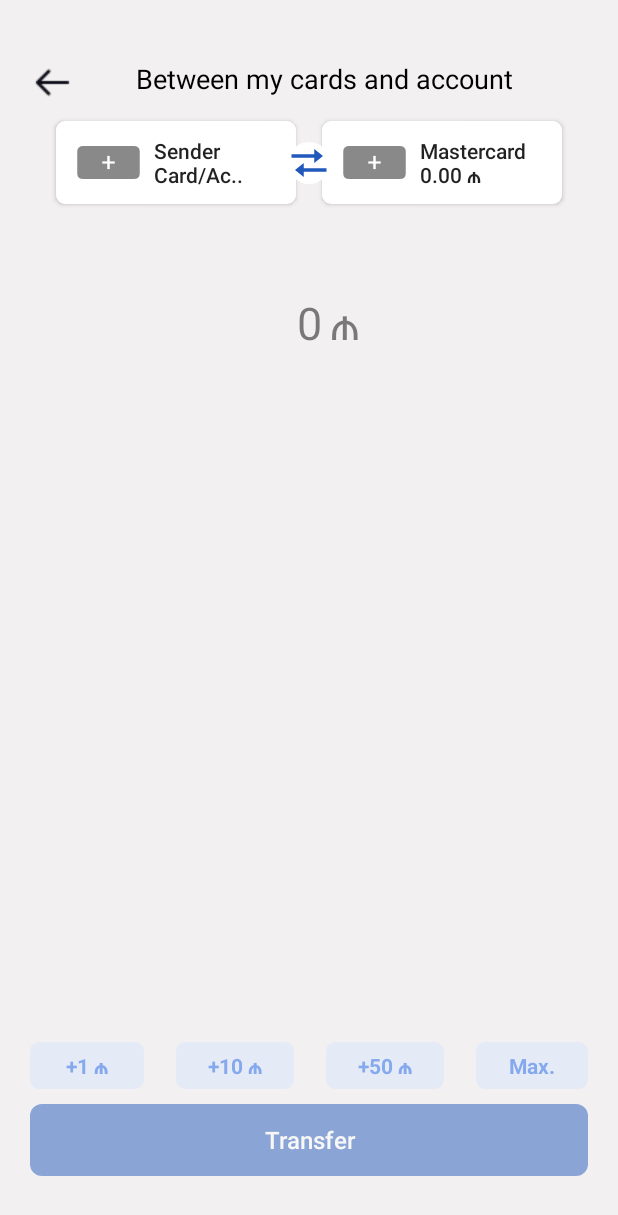
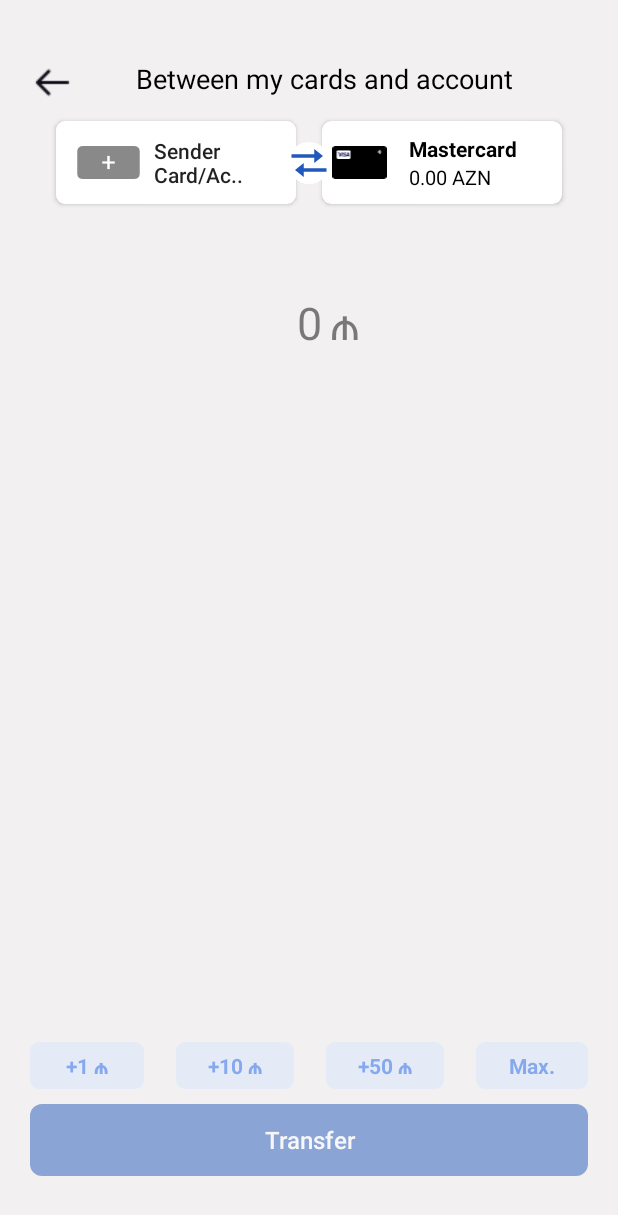
Before and after one commit to nihatmahammadli/Abb_Mobile, an Android app: the TopUp screen opened through its navigation route, on a phone screen of 412 x 824 dp. Shown: the top 1215 px of the screen. Run offline under Robolectric (Android 15) with nearby library versions, the phone set to English and light mode, and no system bars; our stand-ins replace Dagger/Hilt's generated code, Firebase (no records; nobody signed in at launch, a user with empty details on screens opened directly); Roboto replaces fonts that are not available here.

Commit message:
added files

```diff
--- a/app/src/main/java/com/nihatmahammadli/abbmobile/presentation/screens/CardOrderLoading.kt
+++ b/app/src/main/java/com/nihatmahammadli/abbmobile/presentation/screens/CardOrderLoading.kt
@@ -41,6 +41,7 @@ class CardOrderLoading : Fragment() {
         viewModel.cards.observe(viewLifecycleOwner) { cards ->
 //            if (cards.isNotEmpty()) {
 //                showToast("${cards.size} kart mövcuddur")
+            "Salamlar"
 //            }
         }
         viewModel.isLoading.observe(viewLifecycleOwner) { isLoading ->
--- a/app/src/main/java/com/nihatmahammadli/abbmobile/presentation/screens/TopUp.kt
+++ b/app/src/main/java/com/nihatmahammadli/abbmobile/presentation/screens/TopUp.kt
@@ -10,6 +10,7 @@ import android.view.View
 import android.view.ViewGroup
 import android.widget.Toast
 import androidx.core.content.ContextCompat
+import androidx.fragment.app.activityViewModels
 import androidx.fragment.app.viewModels
 import androidx.navigation.fragment.findNavController
 import com.nihatmahammadli.abbmobile.R
@@ -17,6 +18,7 @@ import com.nihatmahammadli.abbmobile.databinding.FragmentTopUpBinding
 import com.nihatmahammadli.abbmobile.presentation.components.sheet.CardOrderSheet
 import com.nihatmahammadli.abbmobile.presentation.components.sheet.ItemMyCardSheet
 import com.nihatmahammadli.abbmobile.presentation.components.sheet.SelectTopUpSheet
+import com.nihatmahammadli.abbmobile.presentation.viewmodel.CardViewModel
 import com.nihatmahammadli.abbmobile.presentation.viewmodel.TopUpViewModel
 import com.nihatmahammadli.abbmobile.presentation.viewmodel.TopUpResult
 import dagger.hilt.android.AndroidEntryPoint
@@ -29,7 +31,6 @@ class TopUp : Fragment() {
     private lateinit var binding: FragmentTopUpBinding
     private var lastSelectedOption: String? = null
     private val topUpViewModel: TopUpViewModel by viewModels()
-
     private var totalAmount = 0.0
 
     override fun onCreate(savedInstanceState: Bundle?) {
@@ -42,13 +43,27 @@ class TopUp : Fragment() {
     ): View? {
         binding = FragmentTopUpBinding.inflate(inflater, container, false)
 
+
+        initUI()
+        return binding.root
+    }
+
+    fun initUI(){
         setupClickListeners()
         setupAmountButtons()
         observeViewModel()
         disableBottomSection()
+        fetchAmountFromFirebase()
+    }
 
-        return binding.root
-    }
+    @SuppressLint("SetTextI18n", "DefaultLocale")
+        fun fetchAmountFromFirebase(){
+            topUpViewModel.listenToAmount()
+
+            topUpViewModel.totalBalance.observe(viewLifecycleOwner){total ->
+                binding.masterCardBalance.text = String.format("%,.2f AZN", total)
+            }
+        }
 
     private fun setupClickListeners() {
         binding.transferBtn.setOnClickListener {
--- a/app/src/main/java/com/nihatmahammadli/abbmobile/presentation/screens/viewPagerScreens/ProfileAndParameters.kt
+++ b/app/src/main/java/com/nihatmahammadli/abbmobile/presentation/screens/viewPagerScreens/ProfileAndParameters.kt
@@ -5,6 +5,7 @@ import androidx.fragment.app.Fragment
 import android.view.LayoutInflater
 import android.view.View
 import android.view.ViewGroup
+import androidx.navigation.fragment.findNavController
 import com.nihatmahammadli.abbmobile.R
 import com.nihatmahammadli.abbmobile.databinding.FragmentProfileAndParametersBinding
 
--- a/app/src/main/java/com/nihatmahammadli/abbmobile/presentation/viewmodel/CardViewModel.kt
+++ b/app/src/main/java/com/nihatmahammadli/abbmobile/presentation/viewmodel/CardViewModel.kt
@@ -113,8 +113,6 @@
 
             return doc.getBoolean("orderedCard") ?: false
         }
-
-
 
         private fun saveSingleCardToFirebase(card: CardInfo) {
             val userId = FirebaseAuth.getInstance().currentUser?.uid ?: return
--- a/app/src/main/java/com/nihatmahammadli/abbmobile/presentation/viewmodel/TopUpViewModel.kt
+++ b/app/src/main/java/com/nihatmahammadli/abbmobile/presentation/viewmodel/TopUpViewModel.kt
@@ -27,6 +27,9 @@
 
         private val _isLoading = MutableLiveData<Boolean>()
         val isLoading: LiveData<Boolean> = _isLoading
+
+        private val _totalBalance = MutableLiveData<Double>(0.0)
+        val totalBalance: LiveData<Double> = _totalBalance
 
         fun setSenderSelected(selected: Boolean) {
             _senderSelected.value = selected
@@ -93,6 +96,47 @@
         fun clearResult() {
             _topUpResult.value = null
         }
+
+        private val cardBalances = mutableMapOf<String, Double>()
+
+        fun listenToAmount() {
+            val uid = firebaseAuth.currentUser?.uid ?: return
+
+            firebase.collection("users")
+                .document(uid)
+                .collection("cards")
+                .addSnapshotListener { cardSnapshots, e ->
+                    if (e != null || cardSnapshots == null) return@addSnapshotListener
+
+                    if (cardSnapshots.isEmpty) {
+                        _totalBalance.postValue(0.0)
+                        return@addSnapshotListener
+                    }
+
+                    for (cardDoc in cardSnapshots.documents) {
+                        val cardId = cardDoc.id
+
+                        firebase.collection("users")
+                            .document(uid)
+                            .collection("cards")
+                            .document(cardId)
+                            .collection("transaction")
+                            .addSnapshotListener { transSnapshots, _ ->
+                                if (transSnapshots == null) return@addSnapshotListener
+
+                                val cardBalance = transSnapshots.documents
+                                    .sumOf { it.getDouble("amount") ?: 0.0 }
+
+                                cardBalances[cardId] = cardBalance
+
+                                val total = cardBalances.values.sum()
+                                _totalBalance.postValue(total)
+                            }
+                    }
+                }
+        }
+
+
     }
 
     sealed class TopUpResult {
--- a/app/src/main/res/layout/fragment_profile.xml
+++ b/app/src/main/res/layout/fragment_profile.xml
@@ -10,7 +10,7 @@
     xmlns:tools="http://schemas.android.com/tools"
     android:layout_width="match_parent"
     android:paddingHorizontal="20dp"
-    android:paddingVertical="40dp"
+    android:paddingVertical="50dp"
     android:background="#F2F0F0"
     android:layout_height="match_parent"
     tools:context=".presentation.screens.Profile">
--- a/app/src/main/res/layout/fragment_top_up.xml
+++ b/app/src/main/res/layout/fragment_top_up.xml
@@ -12,7 +12,8 @@
     <ImageView
         android:id="@+id/transferIcon"
         android:layout_width="wrap_content"
-        android:layout_height="wrap_content" android:elevation="8dp"
+        android:layout_height="wrap_content"
+        android:elevation="8dp"
         android:src="@drawable/transfer_cards"
         app:layout_constraintBottom_toBottomOf="@+id/senderBtn"
         app:layout_constraintEnd_toStartOf="@+id/masterCard"
@@ -55,6 +56,7 @@
         android:paddingVertical="10dp"
         android:textAlignment="viewStart"
         android:textAllCaps="false"
+        android:elevation="8dp"
         app:layout_constraintTop_toBottomOf="@+id/description"
         app:layout_constraintStart_toStartOf="parent"
         app:layout_constraintEnd_toStartOf="@+id/masterCard"
@@ -86,23 +88,57 @@
         app:layout_constraintStart_toEndOf="@+id/topUpAmount"
         app:layout_constraintTop_toTopOf="@+id/topUpAmount" />
 
-    <Button
+    <androidx.cardview.widget.CardView
         android:id="@+id/masterCard"
         android:layout_width="0dp"
-        android:layout_height="wrap_content"
-        android:paddingHorizontal="10dp"
+        android:layout_height="0dp"
         android:layout_marginTop="16dp"
         android:background="@drawable/cashback_button"
-        android:drawableStart="@drawable/white_plus_icon"
-        android:text="Mastercard \n0.00 ₼"
-        android:drawablePadding="5dp"
-        android:paddingVertical="10dp"
-        android:textAlignment="viewStart"
-        android:textAllCaps="false"
-        app:layout_constraintTop_toBottomOf="@+id/description"
+        android:padding="10dp"
+        app:cardCornerRadius="6dp"
+        app:layout_constraintBottom_toBottomOf="@+id/senderBtn"
+        app:layout_constraintEnd_toEndOf="parent"
         app:layout_constraintStart_toEndOf="@id/senderBtn"
-        app:layout_constraintEnd_toEndOf="parent"
-        app:layout_constraintWidth_percent="0.43" />
+        app:layout_constraintTop_toBottomOf="@id/description"
+        app:layout_constraintWidth_percent="0.43">
+
+        <LinearLayout
+            android:layout_width="match_parent"
+            android:layout_height="match_parent"
+            android:gravity="center_vertical"
+            android:orientation="horizontal">
+
+            <ImageView
+                android:id="@+id/masterCardIcon"
+                android:layout_width="50dp"
+                android:layout_height="22dp"
+                android:layout_marginEnd="8dp"
+                android:src="@drawable/visa_card" />
+
+            <LinearLayout
+                android:layout_width="wrap_content"
+                android:layout_height="wrap_content"
+                android:orientation="vertical">
+
+                <TextView
+                    android:id="@+id/masterCardTitle"
+                    android:layout_width="wrap_content"
+                    android:layout_height="wrap_content"
+                    android:text="Mastercard"
+                    android:textColor="@android:color/black"
+                    android:textSize="14sp"
+                    android:textStyle="bold" />
+
+                <TextView
+                    android:id="@+id/masterCardBalance"
+                    android:layout_width="wrap_content"
+                    android:layout_height="wrap_content"
+                    android:text="0.00 ₼"
+                    android:textColor="@android:color/black"
+                    android:textSize="13sp" />
+            </LinearLayout>
+        </LinearLayout>
+    </androidx.cardview.widget.CardView>
 
     <Button
         android:id="@+id/transferBtn"
--- a/app/src/main/res/layout/item_my_cards_sheet.xml
+++ b/app/src/main/res/layout/item_my_cards_sheet.xml
@@ -85,7 +85,8 @@
             android:id="@+id/myCardSelection"
             android:layout_width="wrap_content"
             android:layout_height="wrap_content"
-            android:layout_gravity="center_vertical" />
+            android:layout_gravity="center_vertical"
+            android:checked="true"/>
     </LinearLayout>
 
 
--- a/app/src/main/res/navigation/nav_graph.xml
+++ b/app/src/main/res/navigation/nav_graph.xml
@@ -265,7 +265,11 @@
         android:id="@+id/more"
         android:name="com.nihatmahammadli.abbmobile.presentation.screens.More"
         android:label="fragment_more"
-        tools:layout="@layout/fragment_more" />
+        tools:layout="@layout/fragment_more" >
+        <action
+            android:id="@+id/action_more_to_profile"
+            app:destination="@id/profile" />
+    </fragment>
     <fragment
         android:id="@+id/cardOrderLoading"
         android:name="com.nihatmahammadli.abbmobile.presentation.screens.CardOrderLoading"
```
Also changed, not shown: app/src/main/res/drawable/loan_icon.xml (added, +9 -0 lines), app/src/main/res/drawable/queue_icon.xml (added, +9 -0 lines), app/src/main/res/layout/fragment_for_you.xml (+8 -9 lines), app/src/main/res/layout/fragment_profile_and_parameters.xml (+51 -5 lines), 1 other file.
